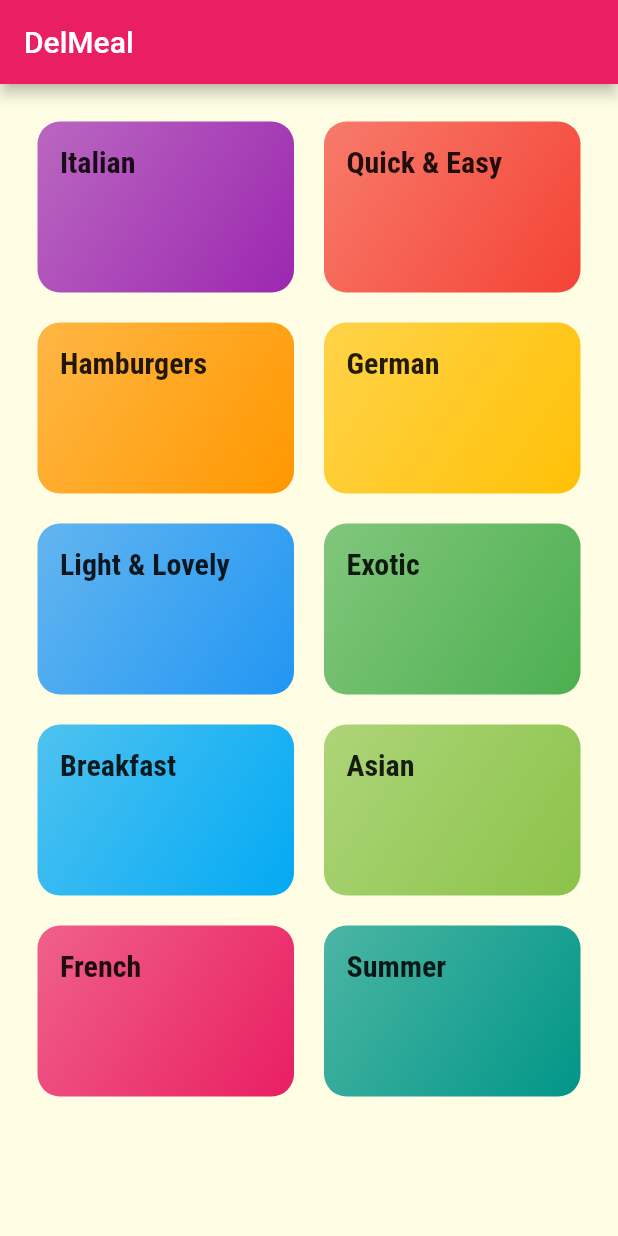
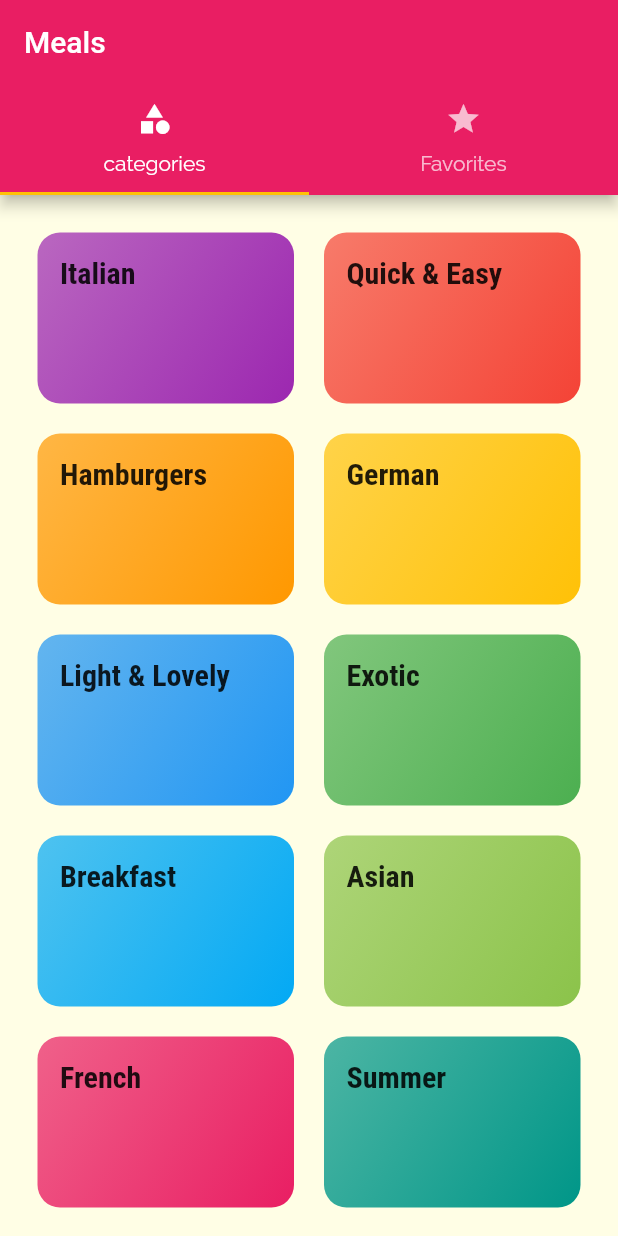
Before and after one commit to Waleed-Ibrahim14/meals_app, a Flutter app: the screen it shows after launch, on a phone screen of 412 x 824 dp. Run offline on Flutter 3.47's test engine with Material 2 defaults, Android fonts, the phone set to English and light mode, and no system bars.

Commit message:
adding a TabBar to the Appbar

```diff
--- a/lib/main.dart
+++ b/lib/main.dart
@@ -1,4 +1,5 @@
 import 'package:flutter/material.dart';
+import './screens/tabs_screen.dart';
 import './screens/meal_detail_screen.dart';
 import './screens/category_meals_screen.dart';
 import './screens/categories_screen.dart';
@@ -36,9 +37,9 @@ class MyApp extends StatelessWidget {
       initialRoute: '/',
       //The application's top-level routing table.
       routes: {
-        '/': (ctx) => CategoriesScreen(),
+        '/': (ctx) => const TabsScreen(),
         CategoryMealsScreen.routeName: (ctx) => CategoryMealsScreen(),
-        MealDetailScreen.routeName: (ctx) => MealDetailScreen(),
+        MealDetailScreen.routeName: (ctx) => const MealDetailScreen(),
       },
       onGenerateRoute: (settings) {
         print(settings.arguments);
--- a/lib/screens/categories_screen.dart
+++ b/lib/screens/categories_screen.dart
@@ -6,11 +6,7 @@ import '../widgets/category_item.dart';
 class CategoriesScreen extends StatelessWidget {
   @override
   Widget build(BuildContext context) {
-    return Scaffold(
-      appBar: AppBar(
-        title: const Text('DelMeal'),
-      ),
-      body: GridView(
+    return GridView(
         padding: const EdgeInsets.all(25),
         children: DUMMY_CATEGORIES
             .map(
@@ -27,7 +23,6 @@ class CategoriesScreen extends StatelessWidget {
           crossAxisSpacing: 20,
           mainAxisSpacing: 20,
         ),
-      ),
-    );
+      );
   }
 }
--- /dev/null
+++ b/lib/screens/favorites_screen.dart
@@ -0,0 +1,10 @@
+import 'package:flutter/material.dart';
+class FavoritesScreen extends StatelessWidget {
+
+  @override
+  Widget build(BuildContext context) {
+    return  const Center(
+      child: Text('The Favorites'),
+    );
+  }
+}
--- a/lib/screens/meal_detail_screen.dart
+++ b/lib/screens/meal_detail_screen.dart
@@ -1,6 +1,8 @@
 import 'package:flutter/material.dart';
 import 'package:meals_app/dummy_data.dart';
+
 //?this screen for show the details of selected meal.
+
 class MealDetailScreen extends StatelessWidget {
   const MealDetailScreen({Key? key}) : super(key: key);
   static const routeName = '/meal-detail';
--- /dev/null
+++ b/lib/screens/tabs_screen.dart
@@ -0,0 +1,44 @@
+import 'package:flutter/material.dart';
+import '../screens/favorites_screen.dart';
+import '../screens/categories_screen.dart';
+
+class TabsScreen extends StatefulWidget {
+  const TabsScreen({Key? key}) : super(key: key);
+
+  @override
+  _TabsScreenState createState() => _TabsScreenState();
+}
+
+class _TabsScreenState extends State<TabsScreen> {
+  @override
+  Widget build(BuildContext context) {
+    return DefaultTabController(
+      length: 2,
+      //initialIndex: 0, this is the default start tap.
+      child: Scaffold(
+        appBar: AppBar(
+          title: const Text('Meals'),
+          bottom:const TabBar(
+
+            tabs: <Widget>[
+              Tab(
+                icon: Icon(Icons.category),
+                text: 'categories',
+              ),
+              Tab(
+                icon: Icon(Icons.star),
+                text: 'Favorites',
+              ),
+            ],
+          ),
+        ),
+        body: TabBarView(
+          children: <Widget>[
+            CategoriesScreen(),
+            FavoritesScreen(),
+          ],
+        ),
+      ),
+    );
+  }
+}
```
